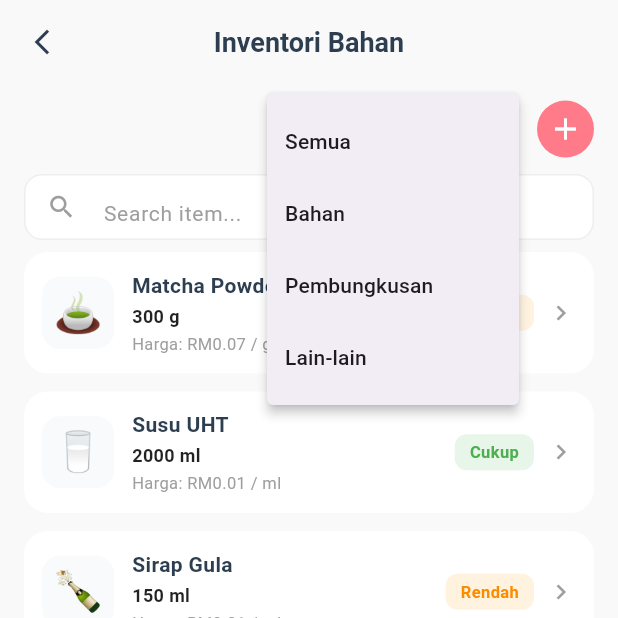
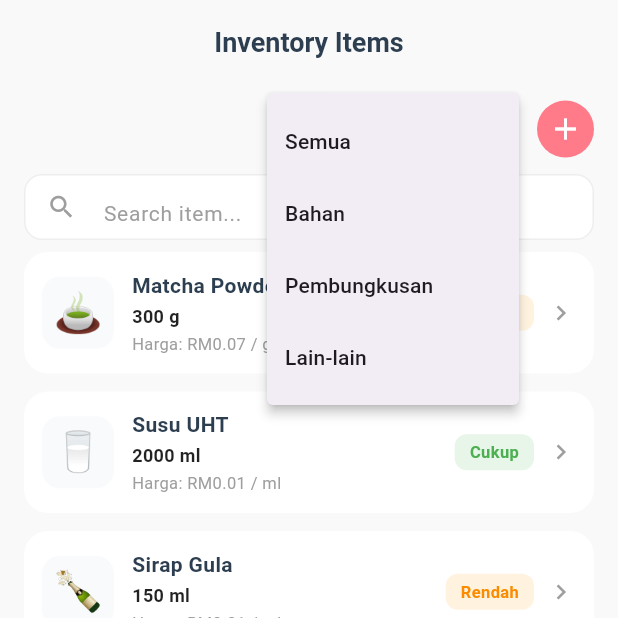
Before and after one commit to Julieand25/beverage_ims, a Flutter app: the screen it shows after launch, item 2 of the bottom bar chosen, after a tap on the "filter list" icon, on a phone screen of 412 x 824 dp, the top half of it. Run offline on Flutter 3.47's test engine with Material 3 defaults, Android fonts, the phone set to English and light mode, and no system bars; our stand-ins replace go_router, shared_preferences.

Commit message:
remove back icon

```diff
--- a/lib/app/translations.dart
+++ b/lib/app/translations.dart
@@ -35,6 +35,8 @@ class Translations {
   String get settings => isMs ? 'Tetapan' : 'Settings';
 
   // Inventory
+  String get inventoryTitle =>
+      isMs ? 'Inventori Bahan' : 'Inventory Items';
   String get searchItem => isMs ? 'Cari barang...' : 'Search item...';
   String get addItem => isMs ? 'Tambah Barang' : 'Add Item';
   String get all => isMs ? 'Semua' : 'All';
--- a/lib/screens/inventory_screen.dart
+++ b/lib/screens/inventory_screen.dart
@@ -33,15 +33,9 @@ class InventoryScreen extends StatelessWidget {
         backgroundColor: backgroundColor,
         elevation: 0,
         centerTitle: true,
-        leading: IconButton(
-          icon: const Icon(Icons.arrow_back_ios_new, color: textDark, size: 20),
-          onPressed: () {
-            if (Navigator.canPop(context)) Navigator.pop(context);
-          },
-        ),
-        title: const Text(
-          'Inventori Bahan',
-          style: TextStyle(
+        title: Text(
+          t.inventoryTitle,
+          style: const TextStyle(
             color: textDark,
             fontWeight: FontWeight.bold,
             fontSize: 18,
@@ -58,18 +52,27 @@ class InventoryScreen extends StatelessWidget {
             child: Row(
               mainAxisAlignment: MainAxisAlignment.end,
               children: [
-                PopupMenuButton<ItemCategory?>(
+                PopupMenuButton<String>(
                   padding: EdgeInsets.zero,
                   constraints: const BoxConstraints(minWidth: 32),
-                  icon: provider.selectedCategory != null
-                      ? const Icon(Icons.filter_list_alt, color: pinkAccent, size: 22)
-                      : const Icon(Icons.filter_list, color: textDark, size: 22),
-                  onSelected: (v) => provider.setCategory(v),
+                  icon: const Icon(Icons.filter_list, color: textDark, size: 22),
+                  onSelected: (v) {
+                    switch (v) {
+                      case '_all':
+                        provider.setCategory(null);
+                      case 'bahan':
+                        provider.setCategory(ItemCategory.bahan);
+                      case 'pembungkusan':
+                        provider.setCategory(ItemCategory.pembungkusan);
+                      case 'lain':
+                        provider.setCategory(ItemCategory.lain);
+                    }
+                  },
                   itemBuilder: (_) => const [
-                    PopupMenuItem<ItemCategory?>(value: null, child: Text('Semua')),
-                    PopupMenuItem<ItemCategory?>(value: ItemCategory.bahan, child: Text('Bahan')),
-                    PopupMenuItem<ItemCategory?>(value: ItemCategory.pembungkusan, child: Text('Pembungkusan')),
-                    PopupMenuItem<ItemCategory?>(value: ItemCategory.lain, child: Text('Lain-lain')),
+                    PopupMenuItem<String>(value: '_all', child: Text('Semua')),
+                    PopupMenuItem<String>(value: 'bahan', child: Text('Bahan')),
+                    PopupMenuItem<String>(value: 'pembungkusan', child: Text('Pembungkusan')),
+                    PopupMenuItem<String>(value: 'lain', child: Text('Lain-lain')),
                   ],
                 ),
                 const SizedBox(width: 12),
```
